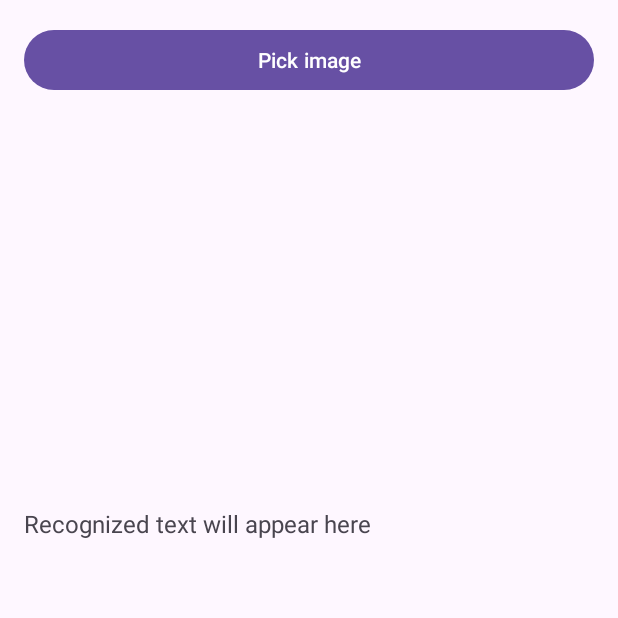
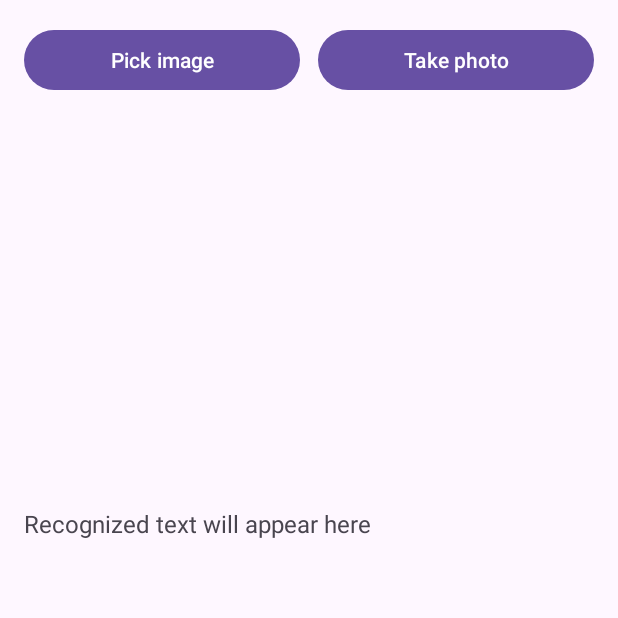
Before and after one commit to syafiqrom/ocrdemo, an Android app: the screen it shows after launch (MainActivity), on a phone screen of 412 x 824 dp, the top half of it. Run offline under Robolectric (Android 15) with nearby library versions, the phone set to English and light mode, and no system bars; libraries missing offline, so code that uses them is left out: com.google.mlkit.vision.

Commit message:
feat: add camera and only list elements that starts with "D"

```diff
--- a/app/src/main/java/com/example/ocrdemo/MainActivity.kt
+++ b/app/src/main/java/com/example/ocrdemo/MainActivity.kt
@@ -1,33 +1,44 @@
 package com.example.ocrdemo
 
+import android.net.Uri
 import android.os.Bundle
-import androidx.activity.enableEdgeToEdge
-import androidx.appcompat.app.AppCompatActivity
-import androidx.core.view.ViewCompat
-import androidx.core.view.WindowInsetsCompat
-import android.net.Uri
 import android.widget.Button
 import android.widget.ImageView
 import android.widget.TextView
 import android.widget.Toast
 import androidx.activity.result.contract.ActivityResultContracts
+import androidx.appcompat.app.AppCompatActivity
+import androidx.core.content.FileProvider
 import com.google.mlkit.vision.common.InputImage
 import com.google.mlkit.vision.text.TextRecognition
 import com.google.mlkit.vision.text.latin.TextRecognizerOptions
+import java.io.File
 
 class MainActivity : AppCompatActivity() {
 
-    // The OCR engine (Latin script covers English, Malay, etc.)
     private val recognizer =
         TextRecognition.getClient(TextRecognizerOptions.DEFAULT_OPTIONS)
 
     private lateinit var imageView: ImageView
     private lateinit var tvResult: TextView
 
-    // Opens the gallery/file picker. No permission needed.
+    // Remembers where the camera should save the photo
+    private var cameraUri: Uri? = null
+
+    // Gallery picker
     private val pickImage =
         registerForActivityResult(ActivityResultContracts.GetContent()) { uri: Uri? ->
             if (uri != null) {
+                imageView.setImageURI(uri)
+                runOcr(uri)
+            }
+        }
+
+    // Camera: returns true if the photo was taken successfully
+    private val takePicture =
+        registerForActivityResult(ActivityResultContracts.TakePicture()) { success: Boolean ->
+            val uri = cameraUri
+            if (success && uri != null) {
                 imageView.setImageURI(uri)
                 runOcr(uri)
             }
@@ -39,13 +50,27 @@ class MainActivity : AppCompatActivity() {
 
         imageView = findViewById(R.id.imageView)
         tvResult = findViewById(R.id.tvResult)
-        val btnPick = findViewById<Button>(R.id.btnPick)
 
-        btnPick.setOnClickListener {
+        findViewById<Button>(R.id.btnPick).setOnClickListener {
             pickImage.launch("image/*")
+        }
+
+        findViewById<Button>(R.id.btnCamera).setOnClickListener {
+            launchCamera()
         }
     }
 
+    private fun launchCamera() {
+        try {
+            val imagesDir = File(cacheDir, "images").apply { mkdirs() }
+            val photoFile = File(imagesDir, "photo_${System.currentTimeMillis()}.jpg")
+            val uri = FileProvider.getUriForFile(this, "$packageName.fileprovider", photoFile)
+            cameraUri = uri
+            takePicture.launch(uri)
+        } catch (e: Exception) {
+            Toast.makeText(this, "Could not open camera: ${e.message}", Toast.LENGTH_LONG).show()
+        }
+    }
     private fun runOcr(uri: Uri) {
         tvResult.text = "Reading..."
         try {
@@ -53,8 +78,22 @@ class MainActivity : AppCompatActivity() {
 
             recognizer.process(image)
                 .addOnSuccessListener { result ->
+                    val dWords = mutableListOf<String>()
+
+                    // text -> blocks -> lines -> elements (words)
+                    for (block in result.textBlocks) {
+                        for (line in block.lines) {
+                            for (element in line.elements) {
+                                if (element.text.startsWith("D", ignoreCase = true)) {
+                                    dWords.add(element.text)
+                                }
+                            }
+                        }
+                    }
+
                     tvResult.text =
-                        if (result.text.isBlank()) "No text found" else result.text
+                        if (dWords.isEmpty()) "No words starting with D found"
+                        else dWords.joinToString("\n")
                 }
                 .addOnFailureListener { e ->
                     tvResult.text = "Error: ${e.message}"
--- a/app/src/main/res/layout/activity_main.xml
+++ b/app/src/main/res/layout/activity_main.xml
@@ -5,11 +5,27 @@
     android:orientation="vertical"
     android:padding="16dp">
 
-    <Button
-        android:id="@+id/btnPick"
+    <LinearLayout
         android:layout_width="match_parent"
         android:layout_height="wrap_content"
-        android:text="Pick image" />
+        android:orientation="horizontal">
+
+        <Button
+            android:id="@+id/btnPick"
+            android:layout_width="0dp"
+            android:layout_height="wrap_content"
+            android:layout_weight="1"
+            android:layout_marginEnd="6dp"
+            android:text="Pick image" />
+
+        <Button
+            android:id="@+id/btnCamera"
+            android:layout_width="0dp"
+            android:layout_height="wrap_content"
+            android:layout_weight="1"
+            android:layout_marginStart="6dp"
+            android:text="Take photo" />
+    </LinearLayout>
 
     <ImageView
         android:id="@+id/imageView"
--- /dev/null
+++ b/app/src/main/res/xml/file_paths.xml
@@ -0,0 +1,4 @@
+<?xml version="1.0" encoding="utf-8"?>
+<paths>
+    <cache-path name="images" path="images/" />
+</paths>
```
Also changed, not shown: app/src/main/AndroidManifest.xml (+10 -0 lines).
